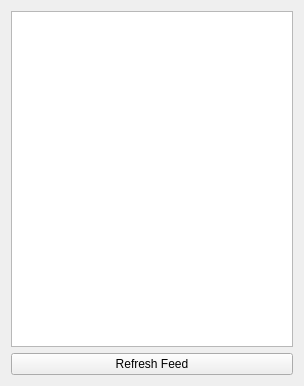
Qt form widget.ui (kambala-decapitator/HornAppDesktop) before a commit.
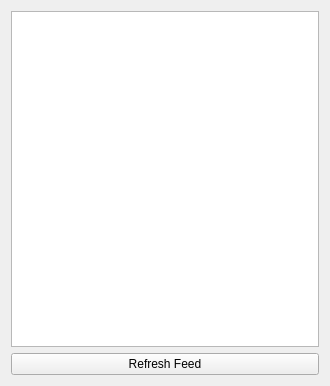
The same form after that commit. Custom widgets are drawn as their Qt base class.

Patch:
```diff
--- a/widget.ui
+++ b/widget.ui
@@ -6,7 +6,7 @@
    <rect>
     <x>0</x>
     <y>0</y>
-    <width>304</width>
+    <width>330</width>
     <height>386</height>
    </rect>
   </property>
```
